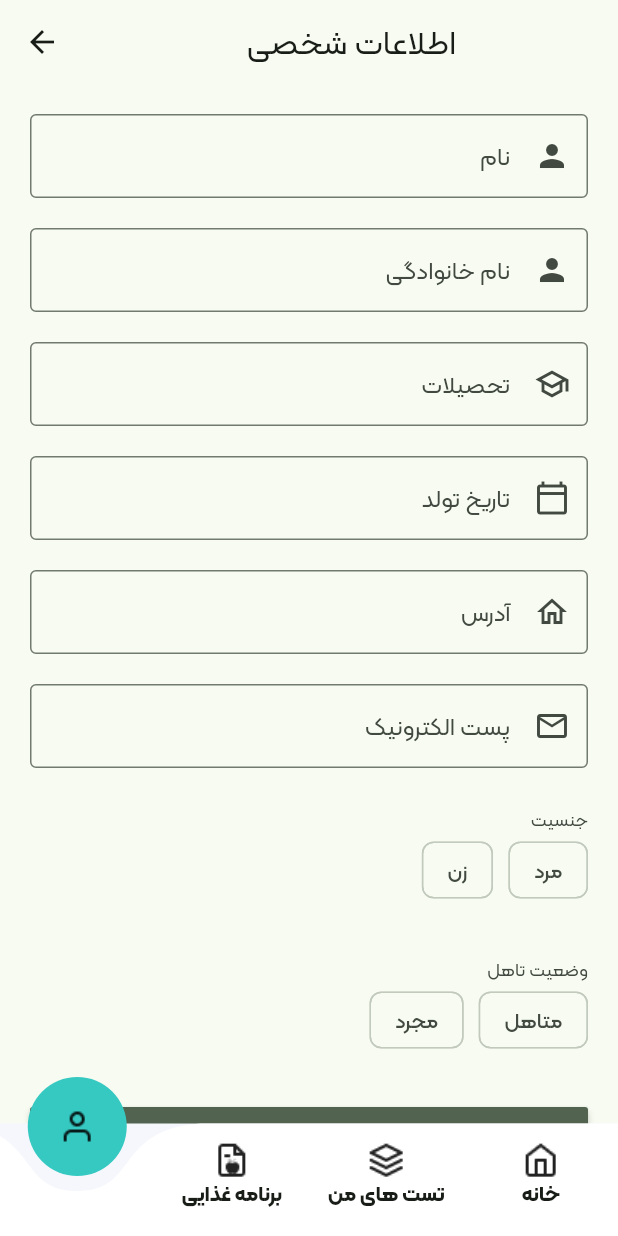
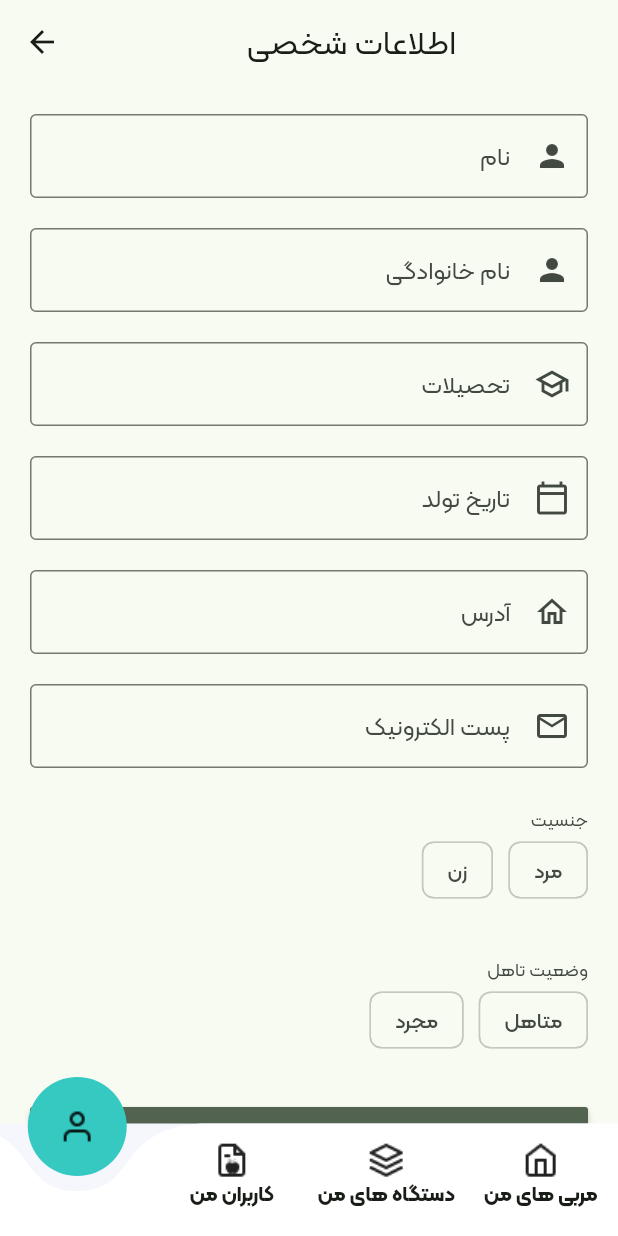
Before and after one commit to aligavahi/sharif_health_app, a Flutter app: the AdminHomePage screen opened directly with empty values, after a tap on "کاربر", after a tap on the "arrow drop up" icon, after a tap on "ویرایش اطلاعات شخصی", on a phone screen of 412 x 824 dp. Run offline on Flutter 3.47's test engine with Material 3 defaults, Android fonts, the phone set to English and light mode, and no system bars; drawn by our look-alikes of curved_navigation_bar, flutter_form_builder; our stand-ins replace bloc, flutter_bloc, pinput, shamsi_date, shared_preferences, syncfusion_flutter_charts; accounts and stored records are empty; network calls fail.

Commit message:
add trainer files

```diff
--- a/lib/provider/storage.dart
+++ b/lib/provider/storage.dart
@@ -7,7 +7,7 @@ class StorageModel {
 }
 
 class Storage {
-  static RunEnvironment runEnvironment = RunEnvironment.prod;
+  static RunEnvironment runEnvironment = RunEnvironment.dev;
   static const String _tokenKey = 'token';
   static const String _userDataKey = 'user_data';
   static StorageModel model = StorageModel();
@@ -25,7 +25,7 @@ class Storage {
   static loadToken() async {
     SharedPreferences prefs = await SharedPreferences.getInstance();
     if (runEnvironment == RunEnvironment.dev) {
-      model.token = 'ac04cf6907f40ddd7200f4b8522a4a11';
+      model.token = '497ee9e69ecee193ee09c55bf4a69c58';
     } else {
       model.token = prefs.getString(_tokenKey) ?? '';
     }
--- a/lib/ui/homepage/navigation/admin_home_page.dart
+++ b/lib/ui/homepage/navigation/admin_home_page.dart
@@ -28,17 +28,17 @@ class AdminHomePage extends StatelessWidget {
           ),
           NavigationItem(
             icon: ImageIcon(AssetImage("assets/navigation/diet.png")),
-            label: 'برنامه غذایی',
+            label: 'کاربران من',
             isActive: index == 1,
           ),
           NavigationItem(
             icon: ImageIcon(AssetImage("assets/navigation/test.png")),
-            label: 'تست های من',
+            label: 'دستگاه های من',
             isActive: index == 2,
           ),
           NavigationItem(
             icon: ImageIcon(AssetImage("assets/navigation/home.png")),
-            label: 'خانه',
+            label: 'مربی های من',
             isActive: index == 3,
           )
         ],
--- a/lib/ui/homepage/navigation/trainer_home_page.dart
+++ b/lib/ui/homepage/navigation/trainer_home_page.dart
@@ -28,17 +28,17 @@ class TrainerHomePage extends StatelessWidget {
           ),
           NavigationItem(
             icon: ImageIcon(AssetImage("assets/navigation/diet.png")),
-            label: 'برنامه غذایی',
+            label: 'شاگردان من',
             isActive: index == 1,
           ),
           NavigationItem(
             icon: ImageIcon(AssetImage("assets/navigation/test.png")),
-            label: 'تست های من',
+            label: 'شاگردان باشگاه',
             isActive: index == 2,
           ),
           NavigationItem(
             icon: ImageIcon(AssetImage("assets/navigation/home.png")),
-            label: 'خانه',
+            label: 'باشگاه ها',
             isActive: index == 3,
           )
         ],
--- a/lib/ui/homepage/profile/main_page/profile_page.dart
+++ b/lib/ui/homepage/profile/main_page/profile_page.dart
@@ -124,7 +124,11 @@ class ProfilePage extends StatelessWidget {
             roles.length,
             (index) => DropdownMenuEntry<String>(
                 value: roles[index].name, label: roles[index].displayTitle)),
-        onSelected: (val) {},
+        onSelected: (val) {
+          if (val != null) {
+            BlocProvider.of<HomepageCubit>(context).changeRole(val.parseRole);
+          }
+        },
         initialSelection:
             BlocProvider.of<HomepageCubit>(context).state.selectedRole.name,
       ),
```
Also changed, not shown: assets/trainer/gym_trainee.png (added), assets/trainer/gyms.png (added), assets/trainer/my_trainee.png (added), assets/trainer/profile.png (added).
